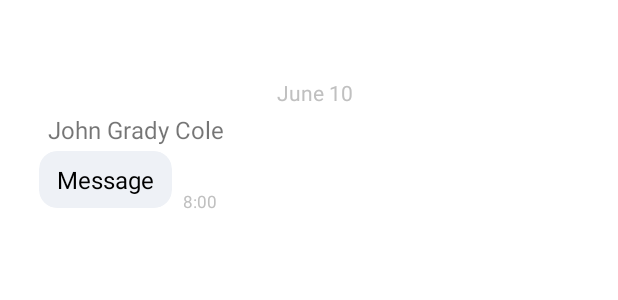
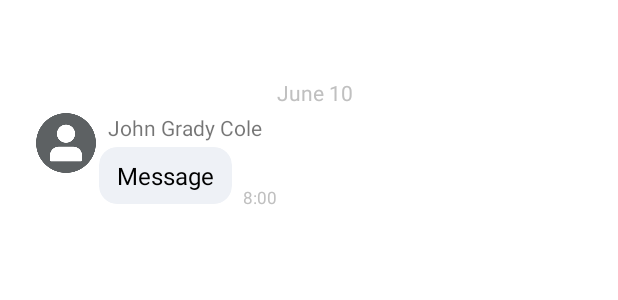
Before and after one commit to YewJiaHong/Chattoo, an Android app: the layout item_chat_other.xml on its own in the app's theme, with its tools: preview values and no code run, on a phone screen of 412 x 824 dp. Shown: the top 300 px of the screen. Run offline under Robolectric (Android 15) with nearby library versions, the phone set to English and light mode, and no system bars.

```diff
--- a/app/src/main/java/com/jiho/chattoo/mainui/chat/MessageListAdapter.java
+++ b/app/src/main/java/com/jiho/chattoo/mainui/chat/MessageListAdapter.java
@@ -40,7 +40,7 @@ public class MessageListAdapter extends RecyclerView.Adapter{
 
         void bind(BaseMessage message){
             mMessage.setText(message.getMessageText());
-            mTimestamp.setText(DateUtils.formatDateTime(itemView.getContext(), Long.parseLong(message.getCreatedAt()), DateUtils.FORMAT_SHOW_TIME));
+            mTimestamp.setText(DateUtils.formatDateTime(itemView.getContext(), message.getCreatedAt(), DateUtils.FORMAT_SHOW_TIME));
             mName.setText(message.getSender().getName());
             mProfileImage.setImageResource(R.drawable.icon);
         }
@@ -61,7 +61,7 @@ public class MessageListAdapter extends RecyclerView.Adapter{
 
         void bind(BaseMessage message){
             mMessage.setText(message.getMessageText());
-            mTimestamp.setText(DateUtils.formatDateTime(itemView.getContext(), Long.parseLong(message.getCreatedAt()), DateUtils.FORMAT_SHOW_TIME));
+            mTimestamp.setText(DateUtils.formatDateTime(itemView.getContext(), message.getCreatedAt(), DateUtils.FORMAT_SHOW_TIME));
         }
     }
 
@@ -103,7 +103,6 @@ public class MessageListAdapter extends RecyclerView.Adapter{
         BaseMessage message = messages.get(position);
 
         //if the sender is not the user themselves, meaning is received
-        //todo: when login success, set their self id in shared pref
         if (!String.valueOf(message.getSender().getId()).equals(sharedPreferenceAbstract.getSelfId())){
             return ViewTypeMessage.RECEIVED.getVal();
         } else{
--- a/app/src/main/java/com/jiho/chattoo/mainui/model/BaseMessage.java
+++ b/app/src/main/java/com/jiho/chattoo/mainui/model/BaseMessage.java
@@ -8,7 +8,9 @@ public class BaseMessage {
     private String messageText;
     private String profileImage;
     private User sender;
-    private String createdAt;
+    /**
+     * Created time in epoch
+     */
+    private long createdAt;
     private String readReceipt;
-    private String Date;
 }
--- a/app/src/main/res/layout/fragment_chat.xml
+++ b/app/src/main/res/layout/fragment_chat.xml
@@ -10,6 +10,7 @@
         android:id="@+id/recycler_chat"
         android:layout_width="match_parent"
         android:layout_height="match_parent"
+        android:layout_marginTop="?android:attr/actionBarSize"
         android:layout_marginBottom="16dp"
         app:layout_constrainedHeight="true"
         app:layout_constraintTop_toTopOf="parent"/>
--- a/app/src/main/res/layout/item_chat_other.xml
+++ b/app/src/main/res/layout/item_chat_other.xml
@@ -24,8 +24,10 @@
 
     <ImageView
         android:id="@+id/image_chat_profile_other"
-        android:layout_width="wrap_content"
-        android:layout_height="wrap_content"
+        android:layout_width="40dp"
+        android:layout_height="40dp"
+        android:scaleType="centerCrop"
+        android:src="@drawable/icon"
         android:layout_marginStart="16dp"
         android:contentDescription="@string/user_icon"
         app:layout_constraintStart_toStartOf="parent"
@@ -37,7 +39,7 @@
         android:layout_height="wrap_content"
         android:layout_marginStart="8dp"
         android:text="John Grady Cole"
-        android:textSize="16sp"
+        android:textSize="14sp"
         app:layout_constraintStart_toEndOf="@id/image_chat_profile_other"
         app:layout_constraintTop_toBottomOf="@id/text_chat_date_other"
         />
```
Also changed, not shown: app/src/main/java/com/jiho/chattoo/mainui/chat/ChatFragment.java (+19 -1 lines), app/src/main/java/com/jiho/chattoo/mainui/login/LoginFragment.java (+18 -1 lines).
